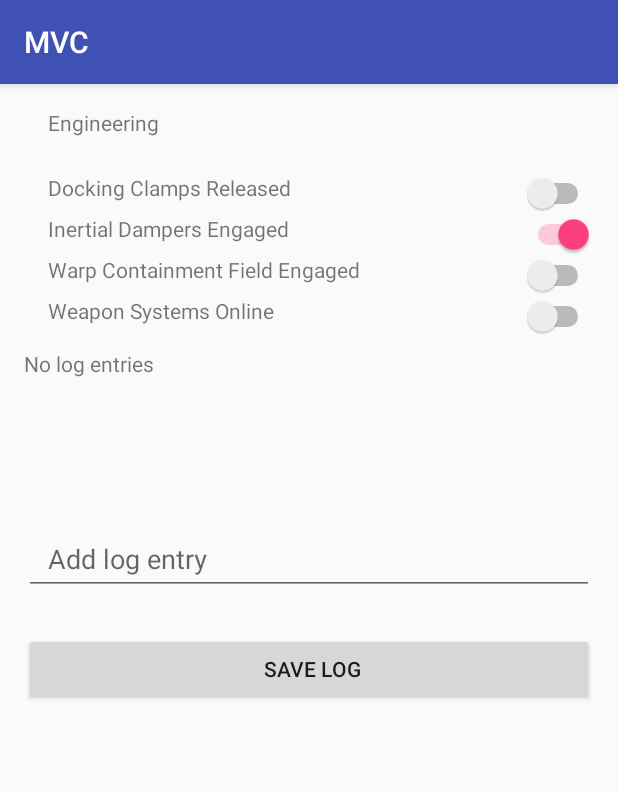
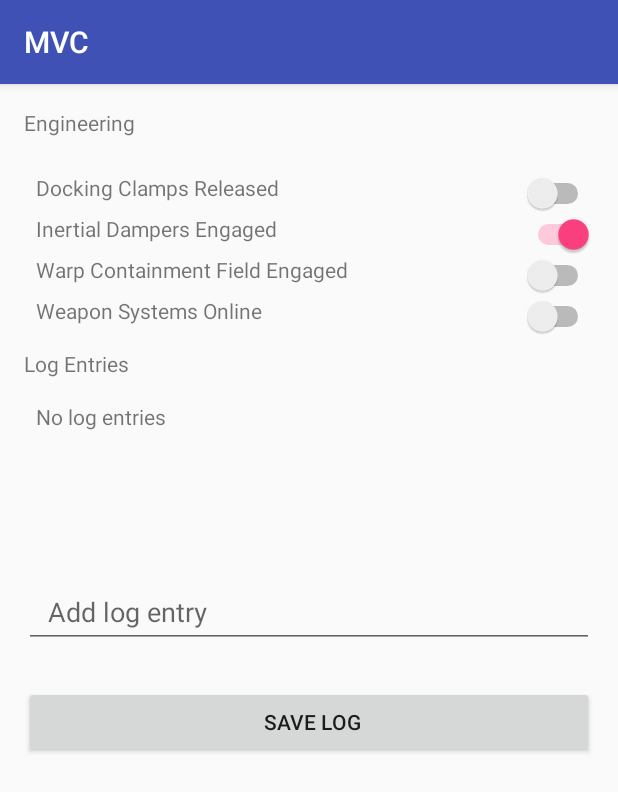
Before and after one commit to efoertsch/MvcMvmMvvm, an Android app: the MvcActivity screen opened directly, with no data from a screen before it, on a phone screen of 412 x 824 dp. Shown: the top 792 px of the screen. Run offline under Robolectric (Android 15) with nearby library versions, the phone set to English and light mode, and no system bars; our stand-ins replace ButterKnife.

Commit message:
Updated UI a bit.

```diff
--- a/app/src/main/res/layout/activity_mvc_mvp.xml
+++ b/app/src/main/res/layout/activity_mvc_mvp.xml
@@ -15,7 +15,6 @@
         android:id="@+id/activity_station_title"
         android:layout_width="match_parent"
         android:layout_height="wrap_content"
-        android:paddingLeft="@dimen/activity_horizontal_margin"
         android:text="Engineering Station"/>
 
     <android.support.v7.widget.RecyclerView
@@ -24,13 +23,21 @@
         android:layout_height="wrap_content"
         android:layout_below="@+id/activity_station_title"
         android:layout_marginTop="24dp"
-        android:paddingLeft="@dimen/activity_horizontal_margin"/>
+        android:paddingLeft="@dimen/standard_margin"/>
+
+    <TextView
+        android:layout_width="match_parent"
+        android:layout_height="wrap_content"
+        android:layout_marginBottom="@dimen/standard_margin"
+        android:layout_marginTop="@dimen/standard_margin"
+        android:text="Log Entries"/>
 
     <ScrollView
         android:layout_width="match_parent"
         android:layout_height="100dp"
         android:layout_marginBottom="@dimen/standard_margin"
-        android:layout_marginTop="@dimen/standard_margin">
+        android:layout_marginTop="@dimen/standard_margin"
+        android:paddingLeft="@dimen/standard_margin">
 
         <TextView
             android:id="@+id/activity_station_log_entries"
--- a/build.gradle
+++ b/build.gradle
@@ -5,7 +5,7 @@ buildscript {
         jcenter()
     }
     dependencies {
-        classpath 'com.android.tools.build:gradle:2.2.3'
+        classpath 'com.android.tools.build:gradle:2.3.3'
 
         // NOTE: Do not place your application dependencies here; they belong
         // in the individual module build.gradle files
```
Also changed, not shown: app/src/main/res/layout/activity_mvvm.xml (+11 -3 lines).
